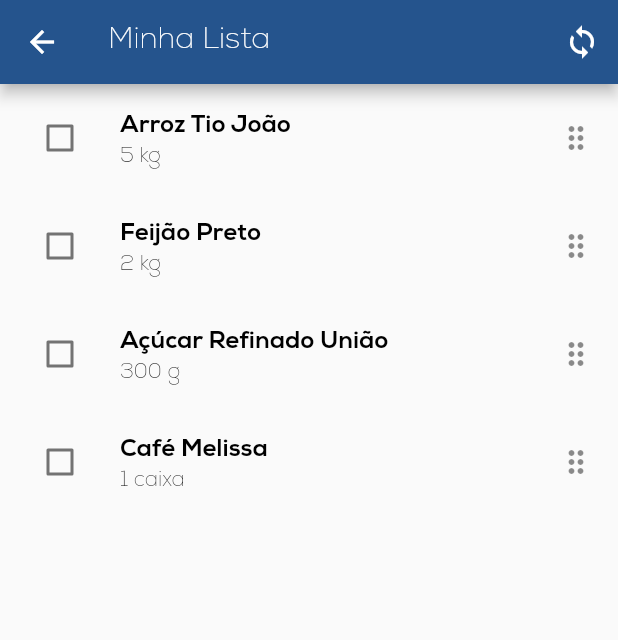
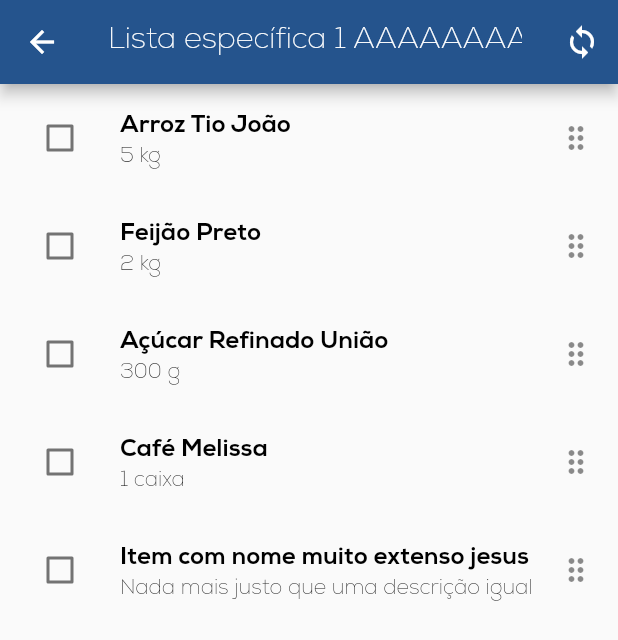
Before and after one commit to emmanuelsdias/cestamos_frontend, a Flutter app: the ListsPage screen opened directly, after a tap on "Melhor grupo", on a phone screen of 412 x 824 dp. Shown: the top 640 px of the screen. Run offline on Flutter 3.47's test engine with Material 2 defaults, Android fonts, the phone set to English and light mode, and no system bars; our stand-ins replace flutter_snake_navigationbar, flutter_svg.

Commit message:
small changes on lists page and one list page

```diff
--- a/cestamos/lib/pages/create_list_page.dart
+++ b/cestamos/lib/pages/create_list_page.dart
@@ -164,6 +164,9 @@ class _CreateListPageState extends State<CreateListPage> {
               onPressed: () => Navigator.of(context).pop(),
               option: 2,
             ),
+            const SizedBox(
+              height: 20,
+            ),
           ],
         ),
       ),
--- a/cestamos/lib/pages/lists_page.dart
+++ b/cestamos/lib/pages/lists_page.dart
@@ -21,7 +21,8 @@ class _ListsPageState extends State<ListsPage> {
     ShopListSummary(id: 1, shopListName: "Melhor grupo"),
     ShopListSummary(id: 2, shopListName: "Cestamos"),
     ShopListSummary(id: 3, shopListName: "CTC-34"),
-    ShopListSummary(id: 4, shopListName: "Física de Plasmas"),
+    ShopListSummary(
+        id: 4, shopListName: "Física de Plasmas AAAAAAAAAAAAAAAAAAAAAAAAAAAAA"),
     ShopListSummary(id: 1, shopListName: "Melhor grupo"),
     ShopListSummary(id: 2, shopListName: "Cestamos"),
     ShopListSummary(id: 3, shopListName: "CTC-34"),
--- a/cestamos/lib/pages/one_list_page.dart
+++ b/cestamos/lib/pages/one_list_page.dart
@@ -38,6 +38,12 @@ class _OneListPageState extends State<OneListPage> {
       quantity: "1 caixa",
       wasBought: false,
     ),
+    Item(
+      itemId: 5,
+      name: "Item com nome muito extenso jesus pelo amor diminui isso",
+      quantity: "Nada mais justo que uma descrição igualmente longa aaaaaa",
+      wasBought: false,
+    ),
   ];
 
   void refreshList() {
@@ -52,18 +58,27 @@ class _OneListPageState extends State<OneListPage> {
   }
 
   void editItem(String itemName, String itemQuantity) {
-    // edit item
+    // editar item
+    Navigator.of(context).pop();
   }
 
   void changeBoughtStatus() {
     // change was_bought
   }
 
+  String getListName() {
+    // return list name
+    return "Lista específica 1 AAAAAAAAAAAAA";
+  }
+
   @override
   Widget build(BuildContext context) {
     return Scaffold(
       appBar: AppBar(
-        title: const Text("Minha Lista"),
+        title: Text(
+          getListName(),
+          overflow: TextOverflow.clip,
+        ),
         actions: [
           IconButton(
             onPressed: refreshList,
@@ -154,6 +169,7 @@ class _OneListPageState extends State<OneListPage> {
       child: ListTile(
         leading: Checkbox(
           checkColor: Colors.white,
+          activeColor: Theme.of(context).colorScheme.inversePrimary,
           value: item.wasBought,
           onChanged: (bool? value) {
             setState(() {
@@ -168,6 +184,9 @@ class _OneListPageState extends State<OneListPage> {
         key: ValueKey(item.itemId),
         title: Text(
           item.name,
+          maxLines: 1,
+          overflow: TextOverflow.clip,
+          softWrap: false,
           style: TextStyle(
             decoration: item.wasBought
                 ? TextDecoration.lineThrough
@@ -179,6 +198,9 @@ class _OneListPageState extends State<OneListPage> {
         ),
         subtitle: Text(
           item.quantity,
+          maxLines: 1,
+          overflow: TextOverflow.clip,
+          softWrap: false,
           style: TextStyle(
             decoration: item.wasBought
                 ? TextDecoration.lineThrough
--- a/cestamos/lib/widgets/shop_list_tile.dart
+++ b/cestamos/lib/widgets/shop_list_tile.dart
@@ -13,7 +13,11 @@ class ShopListTile extends StatelessWidget {
       padding: const EdgeInsets.symmetric(horizontal: 8.0),
       child: Card(
         child: ListTile(
-          title: Text(shopListSummary.shopListName),
+          title: Text(
+            shopListSummary.shopListName,
+            overflow: TextOverflow.clip,
+            softWrap: false,
+          ),
         ),
       ),
     );
```
Also changed, not shown: cestamos/lib/widgets/item_edit_dialog.dart (+31 -31 lines).
